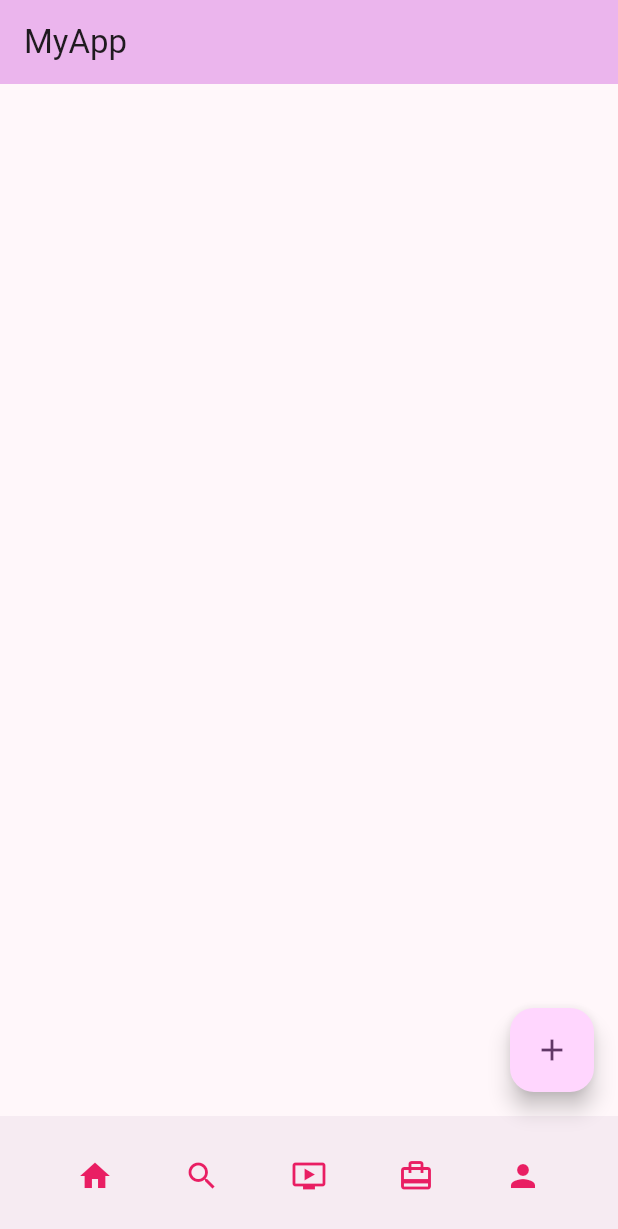
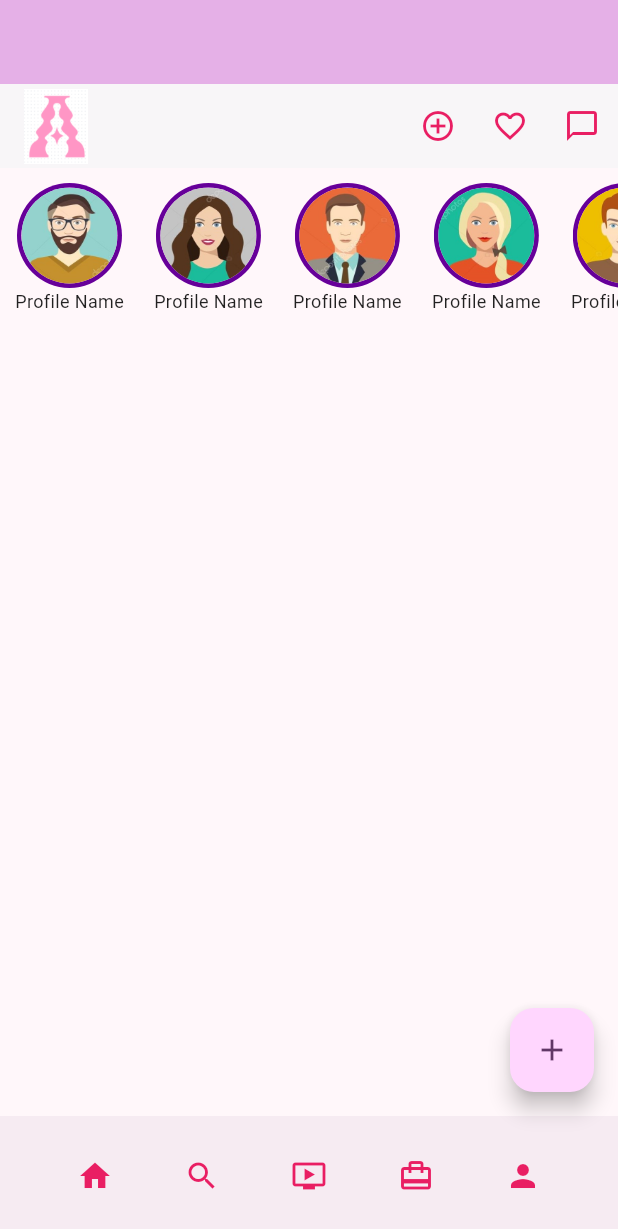
Before and after one commit to LaTechBen/Capstone, a Flutter app: the screen it shows after launch, on a phone screen of 412 x 824 dp. Shown: the top 1229 px of the screen. Run offline on Flutter 3.47's test engine with Material 3 defaults, Android fonts, the phone set to English and light mode, and no system bars.

Commit message:
added profile images, title logo, story circle

```diff
--- a/accentuate/lib/home_page.dart
+++ b/accentuate/lib/home_page.dart
@@ -6,10 +6,76 @@ class HomePage extends StatefulWidget {
 }
 
 class _HomePageState extends State<HomePage> {
+  List<String> profileImages = [
+    "images/1.jpg",
+    "images/2.jpg",
+    "images/3.jpg",
+    "images/4.jpg",
+    "images/5.jpg",
+    "images/6.jpg",
+    "images/7.jpg",
+    "images/8.jpg",
+    "images/9.jpg",
+  ];
   @override
   Widget build(BuildContext context) {
     return Scaffold(
-      appBar: AppBar(),
+      appBar: AppBar(
+        title: Image.asset(
+          "images/logo.png",
+          height: 50,
+        ),
+        actions: [
+          IconButton(
+            onPressed: () {},
+            icon: Icon(Icons.add_circle_outline),
+          ),
+          IconButton(
+            onPressed: () {},
+            icon: Icon(Icons.favorite_border),
+          ),
+          IconButton(
+            onPressed: () {},
+            icon: Icon(Icons.chat_bubble_outline),
+          )
+        ],
+      ),
+      body: SingleChildScrollView(
+        child: Column(children: [
+          //Story
+          SingleChildScrollView(
+            scrollDirection: Axis.horizontal,
+            child: Row(
+              children: List.generate(
+                8,
+                (index) => Container(
+                    padding: EdgeInsets.all(10),
+                    child: Column(
+                      children: [
+                        CircleAvatar(
+                          radius: 35,
+                          backgroundImage: AssetImage(
+                            "images/story.png",
+                          ),
+                          child: CircleAvatar(
+                              radius: 32,
+                              backgroundImage: AssetImage(
+                                profileImages[index],
+                              )),
+                        ),
+                        Text(
+                          "Profile Name",
+                          style: TextStyle(fontSize: 12, color: Colors.black87),
+                        )
+                      ],
+                    )),
+              ),
+            ),
+          )
+          //Divider(),
+          //Here
+        ]),
+      ),
     );
   }
 }
--- a/accentuate/lib/main.dart
+++ b/accentuate/lib/main.dart
@@ -14,26 +14,18 @@ class MyApp extends StatelessWidget {
     return MaterialApp(
       title: 'Flutter Demo',
       theme: ThemeData(
-        // This is the theme of your application.
-        //
-        // TRY THIS: Try running your application with "flutter run". You'll see
-        // the application has a purple toolbar. Then, without quitting the app,
-        // try changing the seedColor in the colorScheme below to Colors.green
-        // and then invoke "hot reload" (save your changes or press the "hot
-        // reload" button in a Flutter-supported IDE, or press "r" if you used
-        // the command line to start the app).
-        //
-        // Notice that the counter didn't reset back to zero; the application
-        // state is not lost during the reload. To reset the state, use hot
-        // restart instead.
-        //
-        // This works for code too, not just values: Most code changes can be
-        // tested with just a hot reload.
+        appBarTheme: AppBarTheme(
+          elevation: 1,
+          color: Colors.white,
+          iconTheme: IconThemeData(color: Colors.pink),
+        ),
         iconTheme: IconThemeData(color: Colors.pink),
         colorScheme: ColorScheme.fromSeed(seedColor: Colors.purpleAccent),
         useMaterial3: true,
       ),
-      home: const MyHomePage(title: 'MyApp'),
+      home: MyHomePage(
+        title: "",
+      ),
     );
   }
 }
```
Also changed, not shown: accentuate/pubspec.yaml (+13 -3 lines), accentuate/images/1.jpg (added), accentuate/images/2.jpg (added), accentuate/images/3.jpg (added), accentuate/images/4.jpg (added), accentuate/images/5.jpg (added), accentuate/images/6.jpg (added), accentuate/images/7.jpg (added), accentuate/images/8.jpg (added), accentuate/images/9.jpg (added), accentuate/images/story.png (added), accentuate/images/title.png (added).
